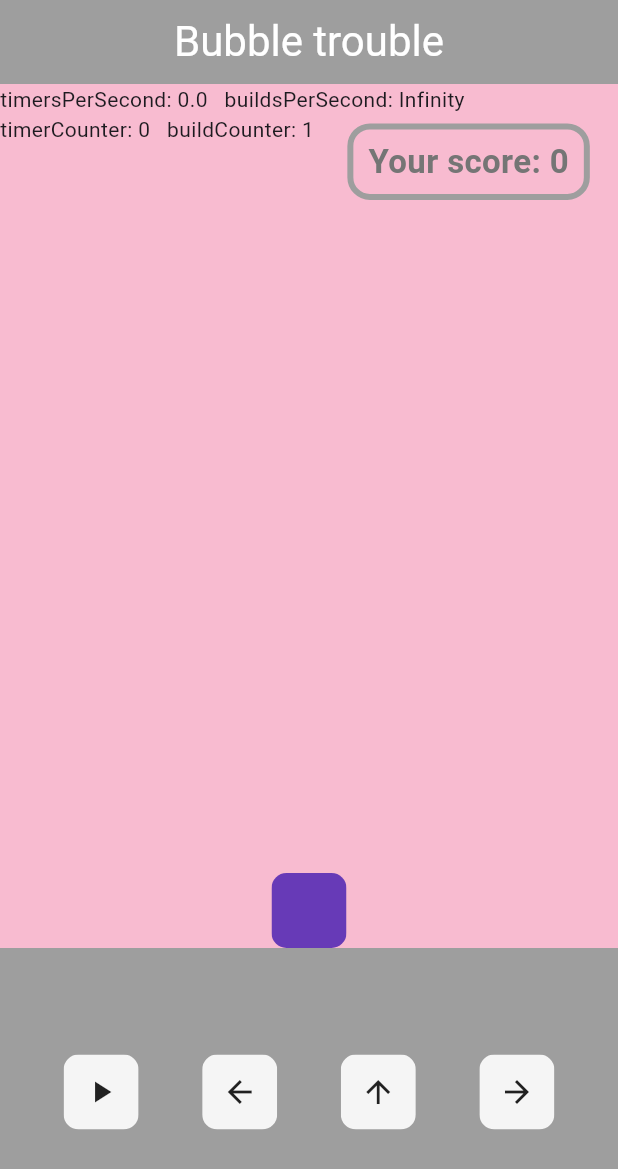
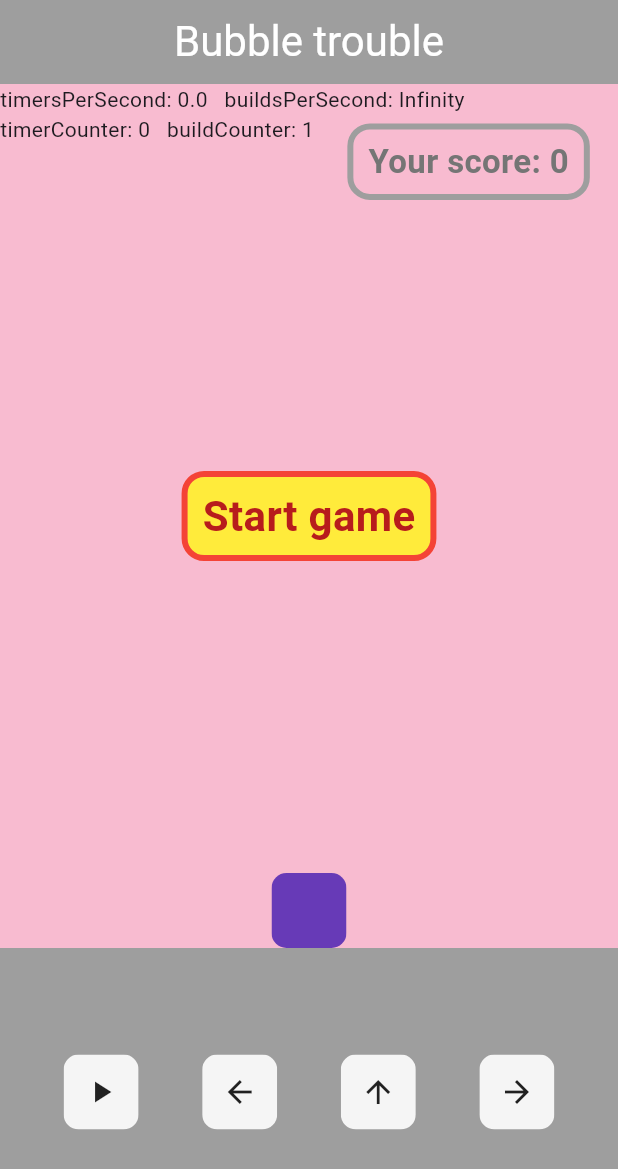
Before and after one commit to fdg2425/bubbleTrouble_flutter_navalnorth_forked, a Flutter app: the screen it shows after launch, on a phone screen of 412 x 824 dp. Shown: the top 1169 px of the screen. Run offline on Flutter 3.47's test engine with Material 3 defaults, Android fonts, the phone set to English and light mode, and no system bars.

Commit message:
added StartGameWidget and deleted GameOverWidget

```diff
--- a/lib/homepage.dart
+++ b/lib/homepage.dart
@@ -11,8 +11,8 @@ import 'missile.dart';
 import 'player.dart';
 import 'auto_repeater.dart';
 import 'ball_widget.dart';
-import 'game_over_widget.dart';
 import 'score_display.dart';
+import 'start_game_widget.dart';
 import 'utilities.dart';
 
 class HomePage extends StatefulWidget {
@@ -348,7 +348,11 @@ class _HomePageState extends State<HomePage> {
                       ),
                       // show the balls on top of the player to better see the collisions
                       for (var ball in balls) BallWidget(ball: ball),
-                      if (gameHasEnded) const GameOverWidget(),
+                      if (!gameIsRunning)
+                        StartGameWidget(
+                            callback: startGame,
+                            displayText:
+                                gameHasEnded ? "Restart game" : "Start game"),
                       Positioned(
                           top: 0,
                           left: 0,
--- /dev/null
+++ b/lib/start_game_widget.dart
@@ -0,0 +1,31 @@
+import 'package:flutter/material.dart';
+
+class StartGameWidget extends StatelessWidget {
+  const StartGameWidget(
+      {super.key, required this.callback, required this.displayText});
+
+  final VoidCallback callback;
+  final String displayText;
+
+  @override
+  Widget build(BuildContext context) {
+    return Container(
+        alignment: const Alignment(0, 0), // centered in playing area
+        child: GestureDetector(
+          onTap: callback,
+          child: Container(
+            padding: const EdgeInsets.symmetric(vertical: 6, horizontal: 10),
+            decoration: BoxDecoration(
+                color: Colors.yellow,
+                border: Border.all(color: Colors.red, width: 4), // Grey border
+                borderRadius: BorderRadius.circular(15)), // Rounded corners
+
+            child: Text(displayText,
+                style: TextStyle(
+                    color: Colors.red.shade900,
+                    fontWeight: FontWeight.bold,
+                    fontSize: 28)),
+          ),
+        ));
+  }
+}
```
